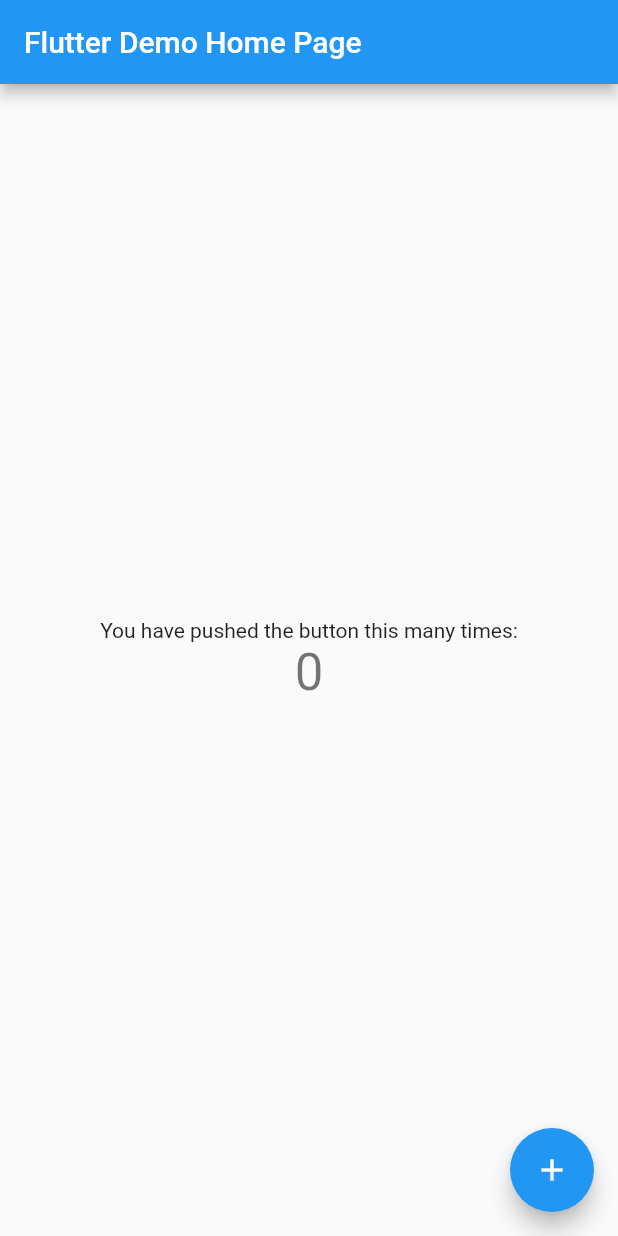
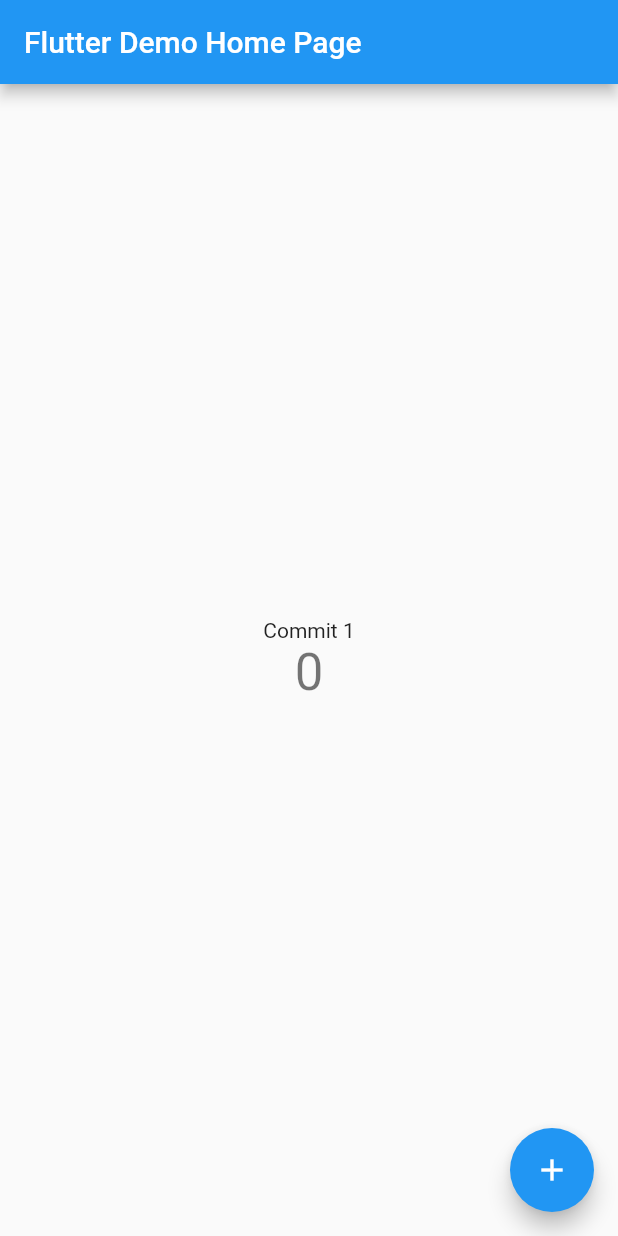
Before and after one commit to bsse1017kavi/Git-Test, a Flutter app: the screen it shows after launch, on a phone screen of 412 x 824 dp. Run offline on Flutter 3.47's test engine with Material 2 defaults, Android fonts, the phone set to English and light mode, and no system bars.

Commit message:
Commit 1

```diff
--- a/lib/main.dart
+++ b/lib/main.dart
@@ -98,7 +98,7 @@ class _MyHomePageState extends State<MyHomePage> {
           mainAxisAlignment: MainAxisAlignment.center,
           children: <Widget>[
             Text(
-              'You have pushed the button this many times:',
+              'Commit 1',
             ),
             Text(
               '$_counter',
```
